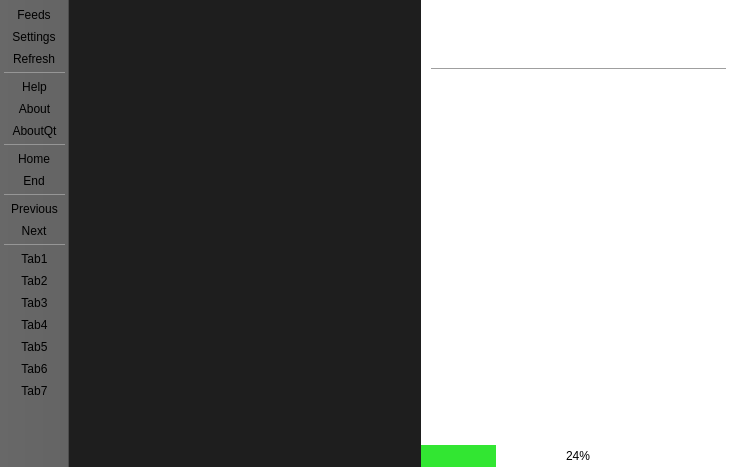
First picture: the form in MainWindow.ui, repository kacerpetr/QRssReader, before the edit.
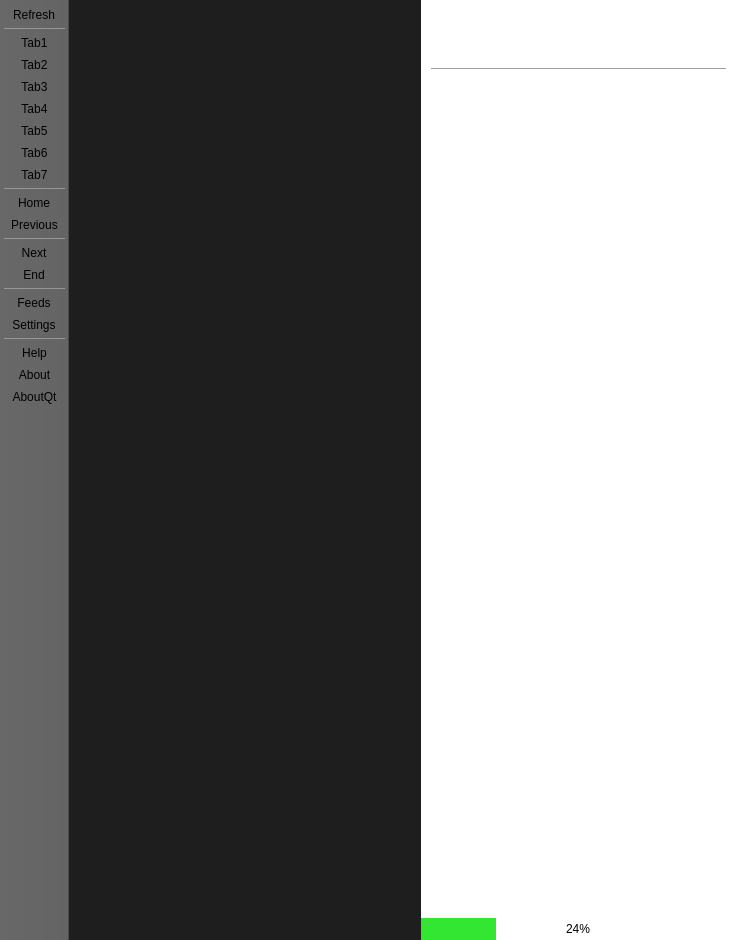
Second picture: the form after the edit. Icons and pictures are not drawn.

```diff
--- a/MainWindow.ui
+++ b/MainWindow.ui
@@ -7,7 +7,7 @@
     <x>0</x>
     <y>0</y>
     <width>736</width>
-    <height>467</height>
+    <height>940</height>
    </rect>
   </property>
   <property name="windowTitle">
@@ -146,7 +146,7 @@
            <x>0</x>
            <y>0</y>
            <width>334</width>
-           <height>443</height>
+           <height>916</height>
           </rect>
          </property>
          <layout class="QVBoxLayout" name="verticalLayout">
@@ -349,20 +349,8 @@
    <attribute name="toolBarBreak">
     <bool>false</bool>
    </attribute>
-   <addaction name="actionManageFeeds"/>
-   <addaction name="actionSettings"/>
    <addaction name="actionRefresh"/>
    <addaction name="separator"/>
-   <addaction name="actionHelp"/>
-   <addaction name="actionAbout"/>
-   <addaction name="actionAboutQt"/>
-   <addaction name="separator"/>
-   <addaction name="actionFirst"/>
-   <addaction name="actionLast"/>
-   <addaction name="separator"/>
-   <addaction name="actionPrevious"/>
-   <addaction name="actionNext"/>
-   <addaction name="separator"/>
    <addaction name="actionTab1"/>
    <addaction name="actionTab2"/>
    <addaction name="actionTab3"/>
@@ -370,6 +358,19 @@
    <addaction name="actionTab5"/>
    <addaction name="actionTab6"/>
    <addaction name="actionTab7"/>
+   <addaction name="separator"/>
+   <addaction name="actionFirst"/>
+   <addaction name="actionPrevious"/>
+   <addaction name="separator"/>
+   <addaction name="actionNext"/>
+   <addaction name="actionLast"/>
+   <addaction name="separator"/>
+   <addaction name="actionManageFeeds"/>
+   <addaction name="actionSettings"/>
+   <addaction name="separator"/>
+   <addaction name="actionHelp"/>
+   <addaction name="actionAbout"/>
+   <addaction name="actionAboutQt"/>
   </widget>
   <action name="actionManageFeeds">
    <property name="icon">
```
